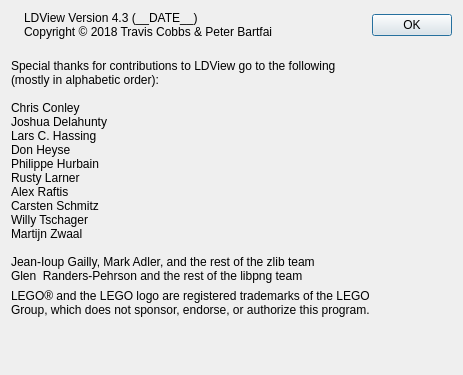
Old version of the form QT/AboutPanel.ui in the repository tcobbs/ldview.
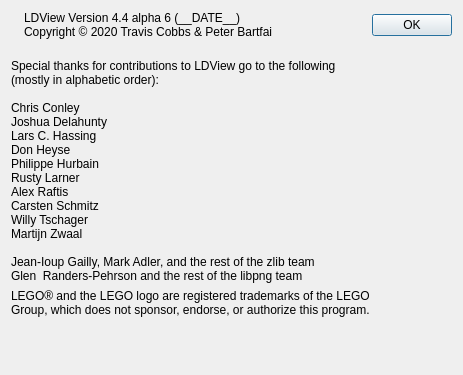
New version of the form. Icons and pictures are not drawn.

```diff
--- a/QT/AboutPanel.ui
+++ b/QT/AboutPanel.ui
@@ -82,8 +82,8 @@
                     </sizepolicy>
                   </property>
                   <property name="text">
-                    <string>LDView Version 4.3 (__DATE__)
-Copyright © 2018 Travis Cobbs &amp; Peter Bartfai</string>
+                    <string>LDView Version 4.4 alpha 6 (__DATE__)
+Copyright © 2020 Travis Cobbs &amp; Peter Bartfai</string>
                   </property>
                   <property name="textFormat">
                     <enum>Qt::PlainText</enum>
```
